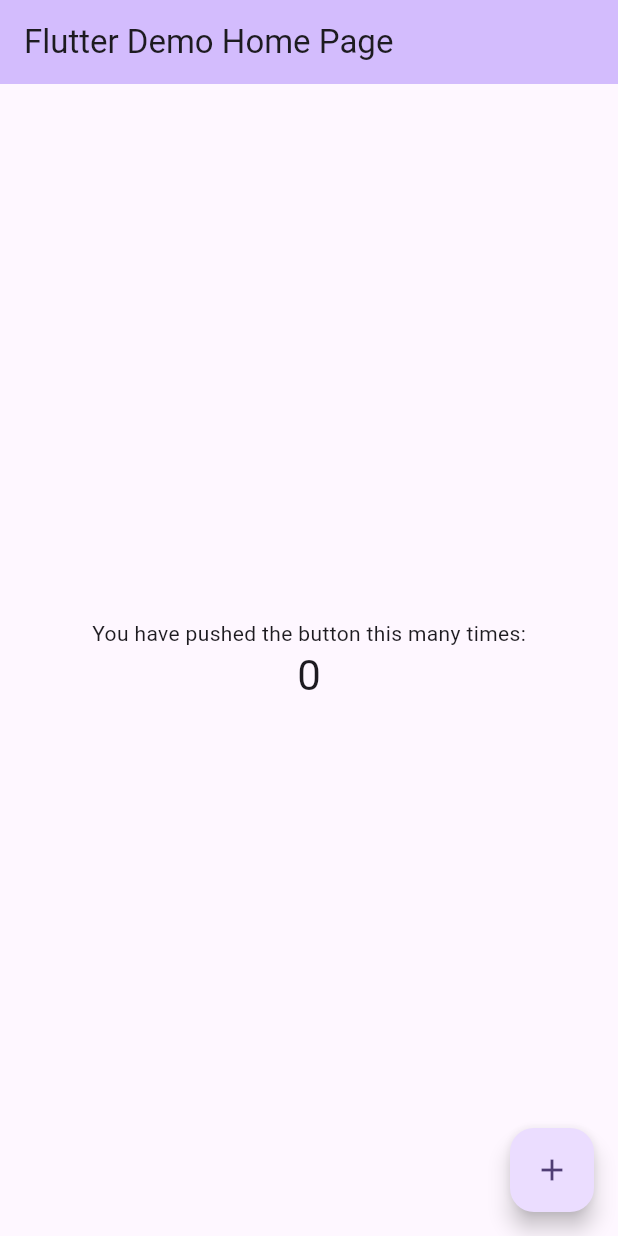
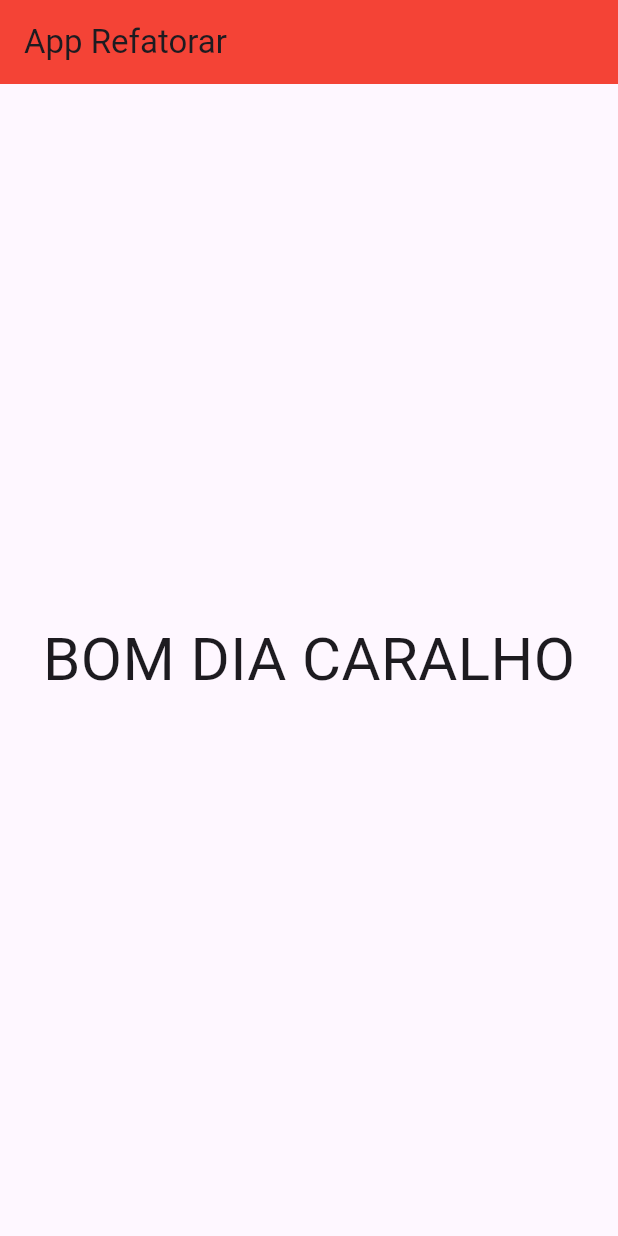
Before and after one commit to FArteche/flutter_projeto2, a Flutter app: the screen it shows after launch, on a phone screen of 412 x 824 dp. Run offline on Flutter 3.47's test engine with Material 3 defaults, Android fonts, the light colour scheme and no system bars.

Commit message:
Teste com novo widget

```diff
--- a/flutter_projeto2/lib/main.dart
+++ b/flutter_projeto2/lib/main.dart
@@ -1,4 +1,5 @@
 import 'package:flutter/material.dart';
+import 'package:flutter_projeto2/novocomponente.dart';
 
 void main() {
   runApp(const MyApp());
@@ -7,119 +8,17 @@
 class MyApp extends StatelessWidget {
   const MyApp({super.key});
 
-  // This widget is the root of your application.
   @override
-  Widget build(BuildContext context) {
+  Widget build (BuildContext context){
     return MaterialApp(
-      title: 'Flutter Demo',
-      theme: ThemeData(
-        // This is the theme of your application.
-        //
-        // TRY THIS: Try running your application with "flutter run". You'll see
-        // the application has a purple toolbar. Then, without quitting the app,
-        // try changing the seedColor in the colorScheme below to Colors.green
-        // and then invoke "hot reload" (save your changes or press the "hot
-        // reload" button in a Flutter-supported IDE, or press "r" if you used
-        // the command line to start the app).
-        //
-        // Notice that the counter didn't reset back to zero; the application
-        // state is not lost during the reload. To reset the state, use hot
-        // restart instead.
-        //
-        // This works for code too, not just values: Most code changes can be
-        // tested with just a hot reload.
-        colorScheme: ColorScheme.fromSeed(seedColor: Colors.deepPurple),
-        useMaterial3: true,
+      title: "App Refatorar",
+      home: Scaffold(
+        appBar: AppBar(
+          title: Text("App Refatorar"),
+          backgroundColor: Colors.red,
+        ),
+        body: MaisUmDia(nome: 'BOM DIA CARALHO')
       ),
-      home: const MyHomePage(title: 'Flutter Demo Home Page'),
     );
   }
 }
-
-class MyHomePage extends StatefulWidget {
-  const MyHomePage({super.key, required this.title});
-
-  // This widget is the home page of your application. It is stateful, meaning
-  // that it has a State object (defined below) that contains fields that affect
-  // how it looks.
-
-  // This class is the configuration for the state. It holds the values (in this
-  // case the title) provided by the parent (in this case the App widget) and
-  // used by the build method of the State. Fields in a Widget subclass are
-  // always marked "final".
-
-  final String title;
-
-  @override
-  State<MyHomePage> createState() => _MyHomePageState();
-}
-
-class _MyHomePageState extends State<MyHomePage> {
-  int _counter = 0;
-
-  void _incrementCounter() {
-    setState(() {
-      // This call to setState tells the Flutter framework that something has
-      // changed in this State, which causes it to rerun the build method below
-      // so that the display can reflect the updated values. If we changed
-      // _counter without calling setState(), then the build method would not be
-      // called again, and so nothing would appear to happen.
-      _counter++;
-    });
-  }
-
-  @override
-  Widget build(BuildContext context) {
-    // This method is rerun every time setState is called, for instance as done
-    // by the _incrementCounter method above.
-    //
-    // The Flutter framework has been optimized to make rerunning build methods
-    // fast, so that you can just rebuild anything that needs updating rather
-    // than having to individually change instances of widgets.
-    return Scaffold(
-      appBar: AppBar(
-        // TRY THIS: Try changing the color here to a specific color (to
-        // Colors.amber, perhaps?) and trigger a hot reload to see the AppBar
-        // change color while the other colors stay the same.
-        backgroundColor: Theme.of(context).colorScheme.inversePrimary,
-        // Here we take the value from the MyHomePage object that was created by
-        // the App.build method, and use it to set our appbar title.
-        title: Text(widget.title),
-      ),
-      body: Center(
-        // Center is a layout widget. It takes a single child and positions it
-        // in the middle of the parent.
-        child: Column(
-          // Column is also a layout widget. It takes a list of children and
-          // arranges them vertically. By default, it sizes itself to fit its
-          // children horizontally, and tries to be as tall as its parent.
-          //
-          // Column has various properties to control how it sizes itself and
-          // how it positions its children. Here we use mainAxisAlignment to
-          // center the children vertically; the main axis here is the vertical
-          // axis because Columns are vertical (the cross axis would be
-          // horizontal).
-          //
-          // TRY THIS: Invoke "debug painting" (choose the "Toggle Debug Paint"
-          // action in the IDE, or press "p" in the console), to see the
-          // wireframe for each widget.
-          mainAxisAlignment: MainAxisAlignment.center,
-          children: <Widget>[
-            const Text(
-              'You have pushed the button this many times:',
-            ),
-            Text(
-              '$_counter',
-              style: Theme.of(context).textTheme.headlineMedium,
-            ),
-          ],
-        ),
-      ),
-      floatingActionButton: FloatingActionButton(
-        onPressed: _incrementCounter,
-        tooltip: 'Increment',
-        child: const Icon(Icons.add),
-      ), // This trailing comma makes auto-formatting nicer for build methods.
-    );
-  }
-}
--- /dev/null
+++ b/flutter_projeto2/lib/novocomponente.dart
@@ -0,0 +1,15 @@
+import 'package:flutter/material.dart';
+
+class MaisUmDia extends StatelessWidget {
+  final String nome;
+  const MaisUmDia({required this.nome,super.key});
+
+  @override
+  Widget build(BuildContext context) {
+    return Center(
+      child: Text("$nome",
+        style: TextStyle(fontSize: 40),
+      ),
+    );
+  }
+}
```
Also changed, not shown: 1 other file.
